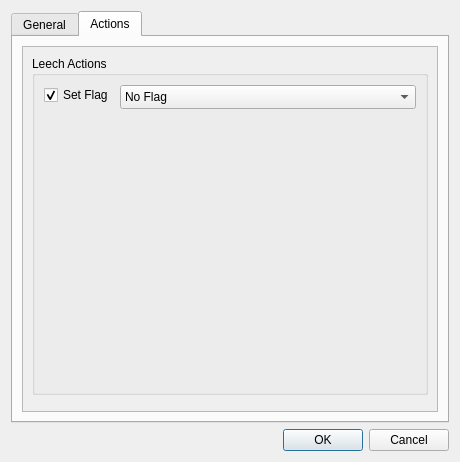
This is res/ui/options_dialog.ui in iamjustkoi/LeechToolkit as Qt 5 draws it before an edit. The edited form follows.
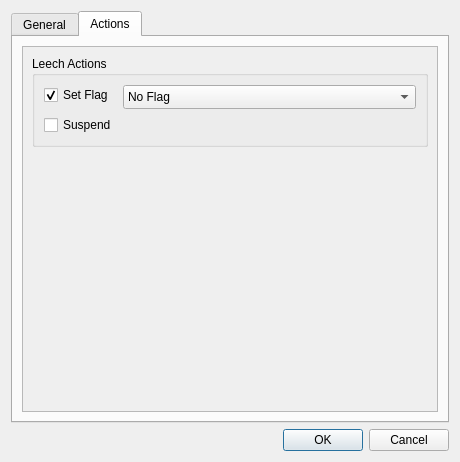
This is the edited form.

Commit message: Added suspend action variables

```diff
--- a/res/ui/options_dialog.ui
+++ b/res/ui/options_dialog.ui
@@ -339,9 +339,18 @@
           <layout class="QVBoxLayout" name="verticalLayout_6">
            <item>
             <widget class="QGroupBox" name="collapsibleLeechActionsGroup">
+             <property name="sizePolicy">
+              <sizepolicy hsizetype="Preferred" vsizetype="Maximum">
+               <horstretch>0</horstretch>
+               <verstretch>0</verstretch>
+              </sizepolicy>
+             </property>
              <property name="title">
               <string>Leech Actions</string>
              </property>
+             <property name="alignment">
+              <set>Qt::AlignLeading|Qt::AlignLeft|Qt::AlignTop</set>
+             </property>
              <property name="flat">
               <bool>true</bool>
              </property>
@@ -405,6 +414,13 @@
                   </item>
                  </widget>
                 </item>
+                <item row="1" column="0">
+                 <widget class="QCheckBox" name="suspendCheckbox">
+                  <property name="text">
+                   <string>Suspend</string>
+                  </property>
+                 </widget>
+                </item>
                </layout>
               </item>
              </layout>
@@ -415,6 +431,12 @@
              <property name="orientation">
               <enum>Qt::Vertical</enum>
              </property>
+             <property name="sizeHint" stdset="0">
+              <size>
+               <width>20</width>
+               <height>40</height>
+              </size>
+             </property>
             </spacer>
            </item>
           </layout>
```
The commit also changes 2 other files.
